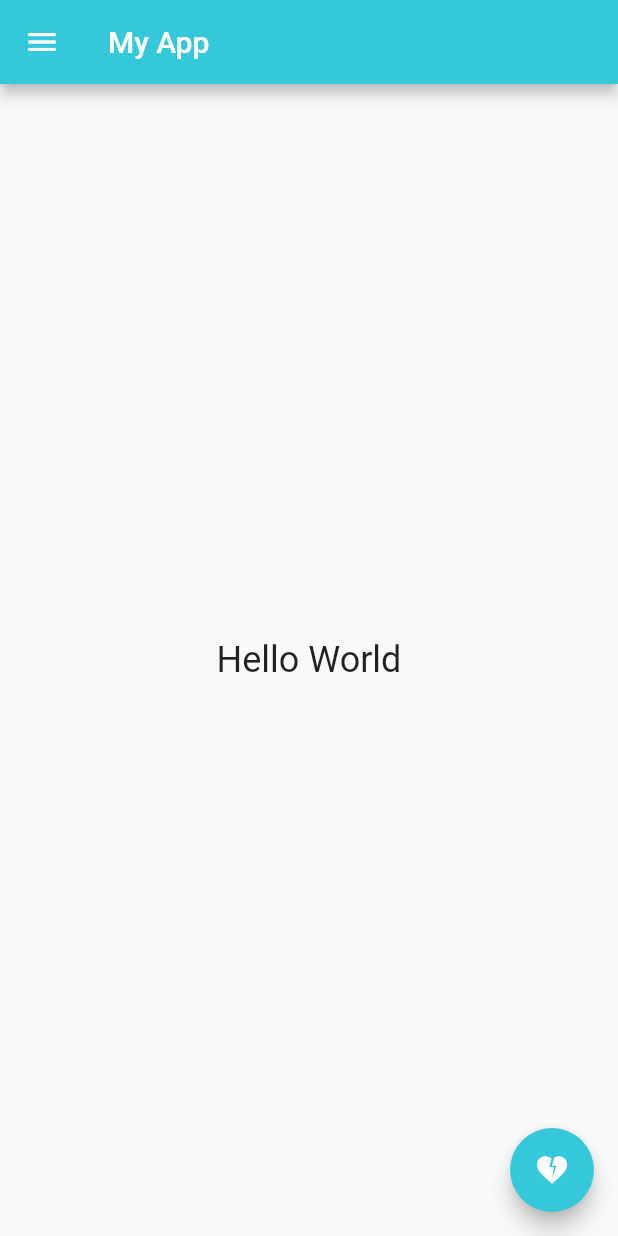
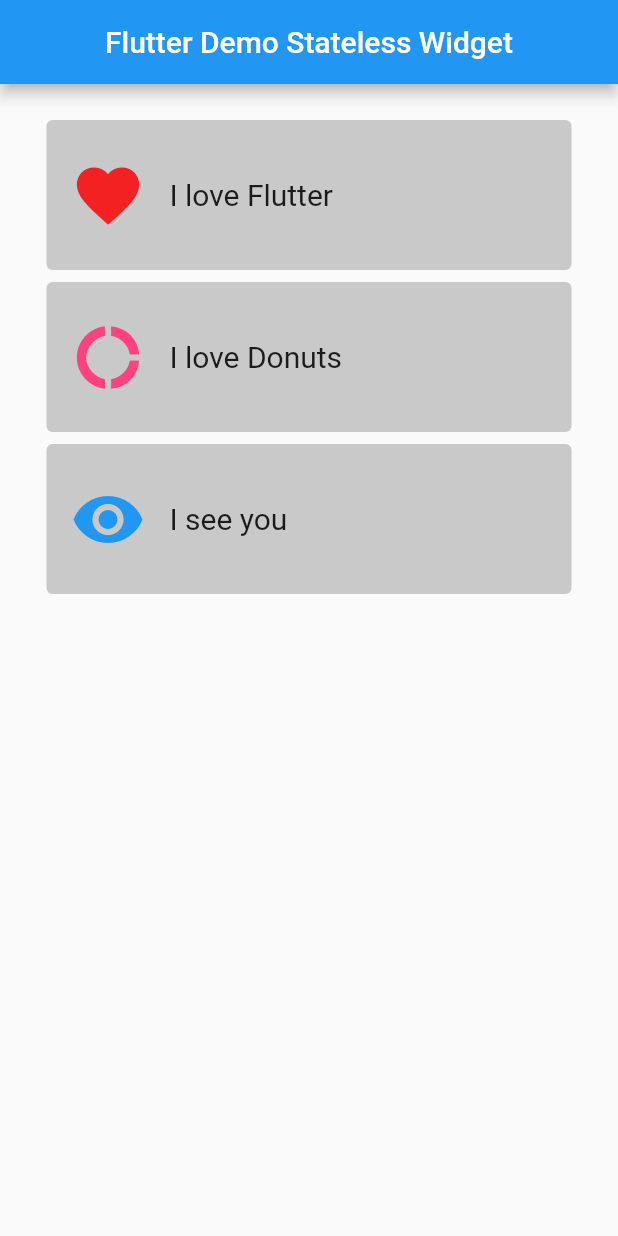
Before and after one commit to eliecerLR/learning-dart, a Flutter app: the screen it shows after launch, on a phone screen of 412 x 824 dp. Run offline on Flutter 3.47's test engine with Material 2 defaults, Android fonts, the phone set to English and light mode, and no system bars.

Commit message:
introduccion a stateless widgets

```diff
--- a/lib/main.dart
+++ b/lib/main.dart
@@ -1,23 +1,9 @@
+import 'package:first_app/src/app.dart';
 import 'package:flutter/material.dart';
 
-void main() {
-  var app = MaterialApp(
-      home: Scaffold(
-    appBar: AppBar(
-      title: const Text('My App'),
-      leading: const Icon(Icons.menu),
-      backgroundColor: const Color(0xFF35C8DB),
-    ),
-    body: const Center(
-      child: Text('Hello World', style: TextStyle(fontSize: 24)),
-    ),
-    floatingActionButton: FloatingActionButton(
-      onPressed: () {
-        print('Button Pressed');
-      },
-      backgroundColor: const Color(0xFF35C8DB),
-      child: const Icon(Icons.heart_broken),
-    ),
-  ));
-  runApp(app);
-}
+void main() => runApp(
+      MaterialApp(
+        title: 'Flutter Demo',
+        home: MyApp(),
+      ),
+    );
--- /dev/null
+++ b/lib/src/app.dart
@@ -0,0 +1,30 @@
+import 'package:first_app/src/screens/Card.dart';
+import 'package:flutter/material.dart';
+
+class MyApp extends StatelessWidget {
+  @override
+  Widget build(BuildContext context) {
+    return Scaffold(
+        appBar: AppBar(
+          title: Center(child: Text('Flutter Demo Stateless Widget')),
+        ),
+        body: Container(
+            margin: EdgeInsets.only(top: 20),
+            child: Column(children: <Widget>[
+              StatelessCard(
+                  title: 'I love Flutter',
+                  icon: const Icon(
+                      color: Color.fromARGB(255, 243, 33, 33),
+                      Icons.favorite,
+                      size: 50)),
+              StatelessCard(
+                  title: 'I love Donuts',
+                  icon: const Icon(
+                      color: Colors.pinkAccent, Icons.donut_large, size: 50)),
+              StatelessCard(
+                  title: 'I see you',
+                  icon: const Icon(
+                      color: Colors.blue, Icons.visibility, size: 50)),
+            ])));
+  }
+}
--- /dev/null
+++ b/lib/src/screens/Card.dart
@@ -0,0 +1,31 @@
+import 'package:flutter/material.dart';
+
+class StatelessCard extends StatelessWidget {
+  final String title;
+  final Widget icon;
+
+  StatelessCard({required this.title, required this.icon});
+
+  @override
+  Widget build(BuildContext context) {
+    return Container(
+        child: Center(
+            child: Card(
+                elevation: 0,
+                color: Color.fromARGB(255, 201, 201, 201),
+                child: SizedBox(
+                    height: 100,
+                    width: 350,
+                    child: Center(
+                      child: ListTile(
+                        leading: icon,
+                        title: Text(
+                          title,
+                          style: TextStyle(
+                            fontSize: 20,
+                          ),
+                        ),
+                      ),
+                    )))));
+  }
+}
```
